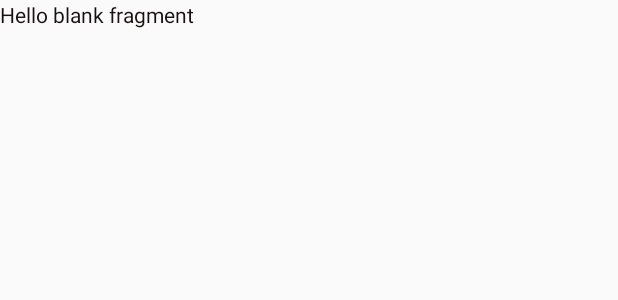
After one commit to Maneet-Sri2001/COVID, an Android app: the layout fragment_check_vaccine.xml on its own in the app's theme, with its tools: preview values and no code run, on a phone screen of 412 x 824 dp. The commit adds this screen. Shown: the top 300 px of the screen. Run offline under Robolectric (Android 15) with nearby library versions, the phone set to English and light mode, and no system bars; network calls fail.

Commit message:
Vaccine Check Status Adding

```diff
--- a/app/src/main/java/com/example/covid/MainActivity.java
+++ b/app/src/main/java/com/example/covid/MainActivity.java
@@ -37,6 +37,9 @@ public class MainActivity extends AppCompatActivity {
                     case R.id.mstats:
                         frag = new Statictics();
                         break;
+                    case R.id.vaccine:
+                        frag = new CheckVaccine();
+                        break;
                 }
                 return defFrag(frag);
                 }
--- /dev/null
+++ b/app/src/main/res/drawable/ic_health.xml
@@ -0,0 +1,5 @@
+<vector android:height="24dp" android:tint="#070707"
+    android:viewportHeight="24" android:viewportWidth="24"
+    android:width="24dp" xmlns:android="http://schemas.android.com/apk/res/android">
+    <path android:fillColor="@android:color/white" android:pathData="M10.5,13H8v-3h2.5V7.5h3V10H16v3h-2.5v2.5h-3V13zM12,2L4,5v6.09c0,5.05 3.41,9.76 8,10.91c4.59,-1.15 8,-5.86 8,-10.91V5L12,2z"/>
+</vector>
--- /dev/null
+++ b/app/src/main/res/layout/fragment_check_vaccine.xml
@@ -0,0 +1,14 @@
+<?xml version="1.0" encoding="utf-8"?>
+<FrameLayout xmlns:android="http://schemas.android.com/apk/res/android"
+    xmlns:tools="http://schemas.android.com/tools"
+    android:layout_width="match_parent"
+    android:layout_height="match_parent"
+    tools:context=".CheckVaccine">
+
+    <!-- TODO: Update blank fragment layout -->
+    <TextView
+        android:layout_width="match_parent"
+        android:layout_height="match_parent"
+        android:text="@string/hello_blank_fragment" />
+
+</FrameLayout>
--- a/app/src/main/res/menu/btm_nav.xml
+++ b/app/src/main/res/menu/btm_nav.xml
@@ -11,6 +11,12 @@
         android:title="" />
 
     <item
+        android:id="@+id/vaccine"
+        android:title=""
+        android:icon="@drawable/ic_health"/>
+
+
+    <item
         android:id="@+id/minfo"
         android:icon="@drawable/clipboard"
         android:title="" />
--- a/app/src/main/res/values/strings.xml
+++ b/app/src/main/res/values/strings.xml
@@ -2,4 +2,6 @@
     <string name="app_name">Co-Info</string>
     <!-- TODO: Remove or change this placeholder text -->
     <string name="disclaimer">Public is hereby informed to call the Call centre at the Hospital/District/State level to know the availability of beds and ventilators before proceeding to the hospitals concerned for their requirements.\n\nThe list of hospitals earmarked by the States/ UTs along with the State specific help line number is given below :\n</string>
+    <!-- TODO: Remove or change this placeholder text -->
+    <string name="hello_blank_fragment">Hello blank fragment</string>
 </resources>
```
Also changed, not shown: app/src/main/java/com/example/covid/CheckVaccine.java (added, +64 -0 lines), app/src/main/res/layout/fragment_home_screen.xml (+7 -1 lines).
